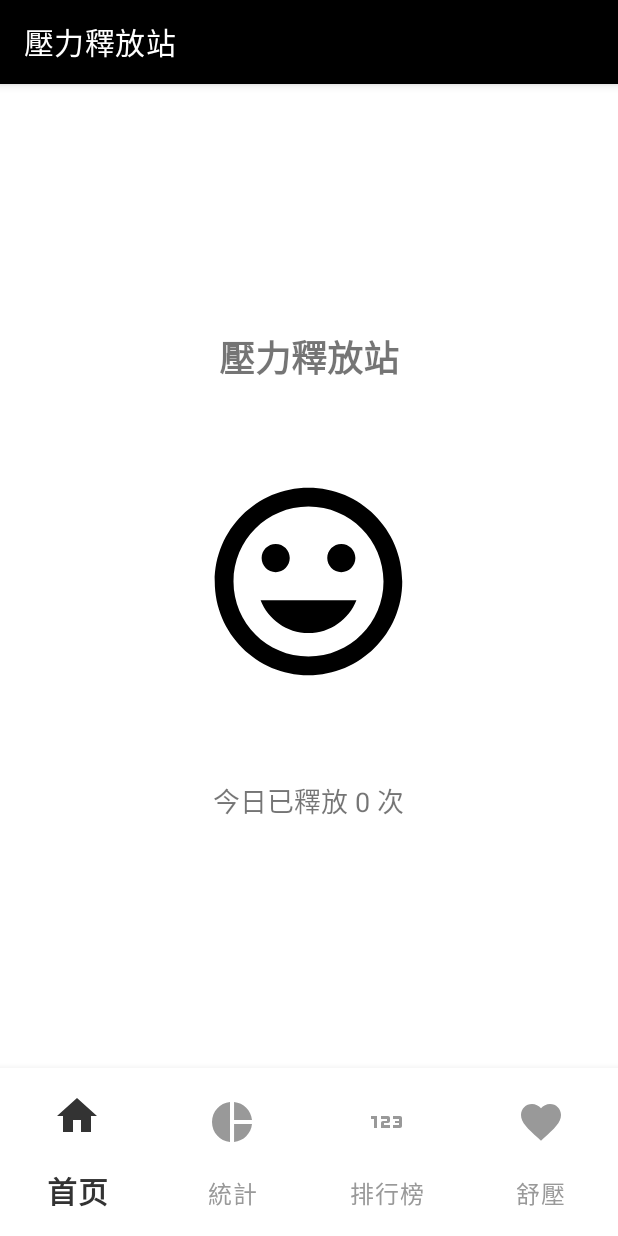
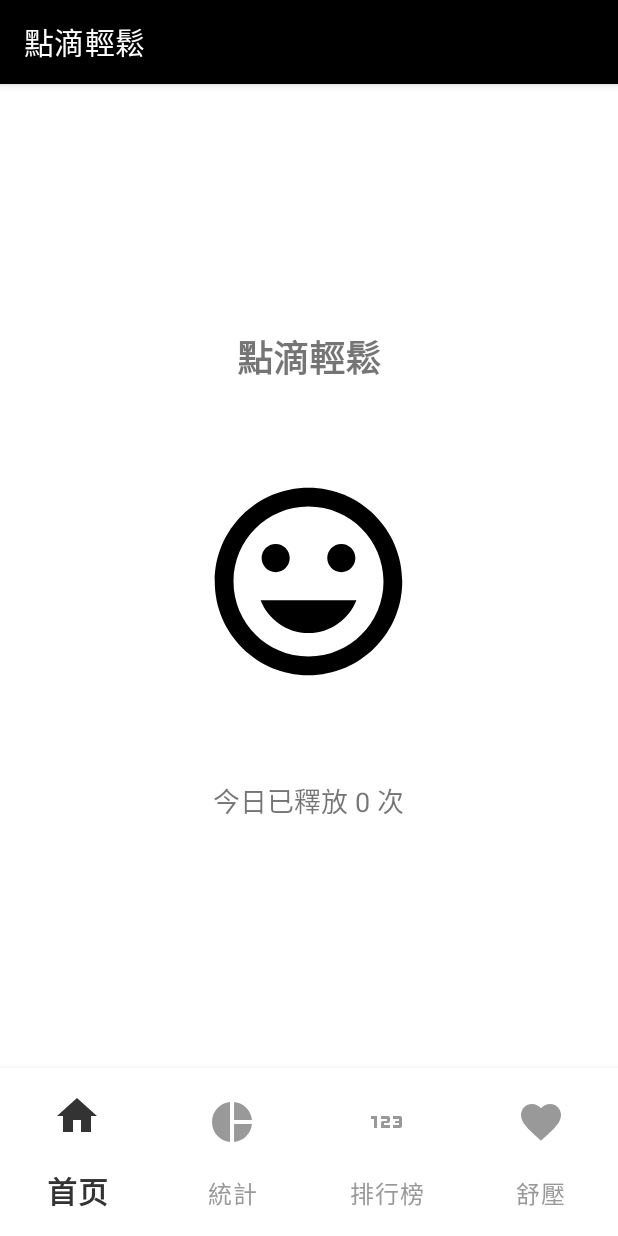
Before and after one commit to ShouShouRen/TapEase, an Android app: the screen it shows after launch (MainActivity), on a phone screen of 412 x 824 dp. Run offline under Robolectric (Android 15) with nearby library versions, the phone set to English and light mode, and no system bars; our stand-ins replace navigation-ui.

Commit message:
feat: inital commit

```diff
--- a/app/src/main/res/layout/fragment_home.xml
+++ b/app/src/main/res/layout/fragment_home.xml
@@ -11,7 +11,7 @@
         android:id="@+id/title"
         android:layout_width="wrap_content"
         android:layout_height="wrap_content"
-        android:text="壓力釋放站"
+        android:text="點滴輕鬆"
         android:textSize="24sp"
         android:textStyle="bold"
         android:layout_marginBottom="32dp"/>
--- a/app/src/main/res/values/strings.xml
+++ b/app/src/main/res/values/strings.xml
@@ -1,5 +1,5 @@
 <resources>
-    <string name="app_name">壓力釋放站</string>
+    <string name="app_name">點滴輕鬆</string>
     <string name="title_home">首页</string>
     <string name="title_statistics">統計</string>
     <string name="title_leaderboard">排行榜</string>
```
